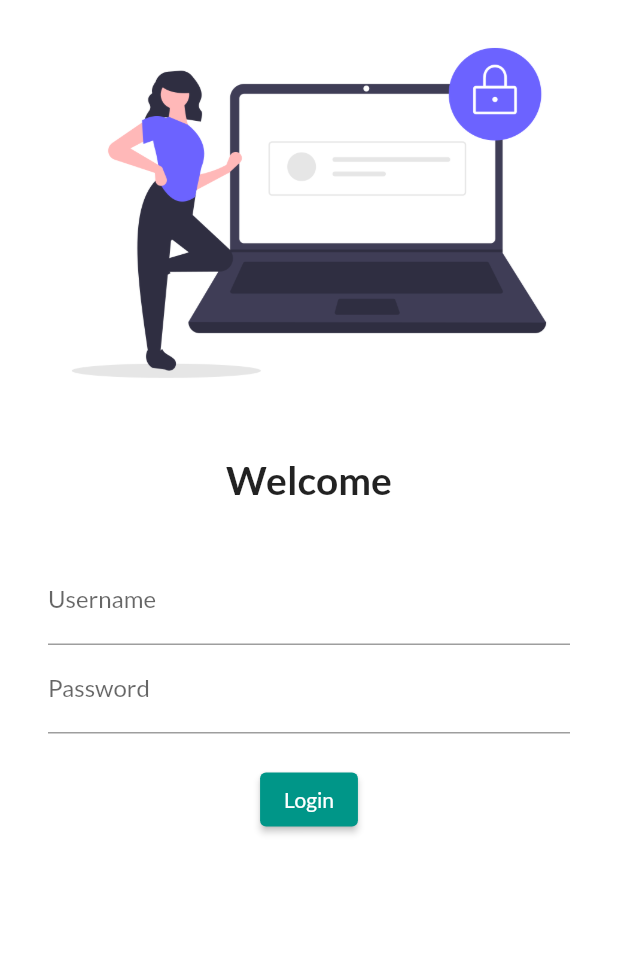
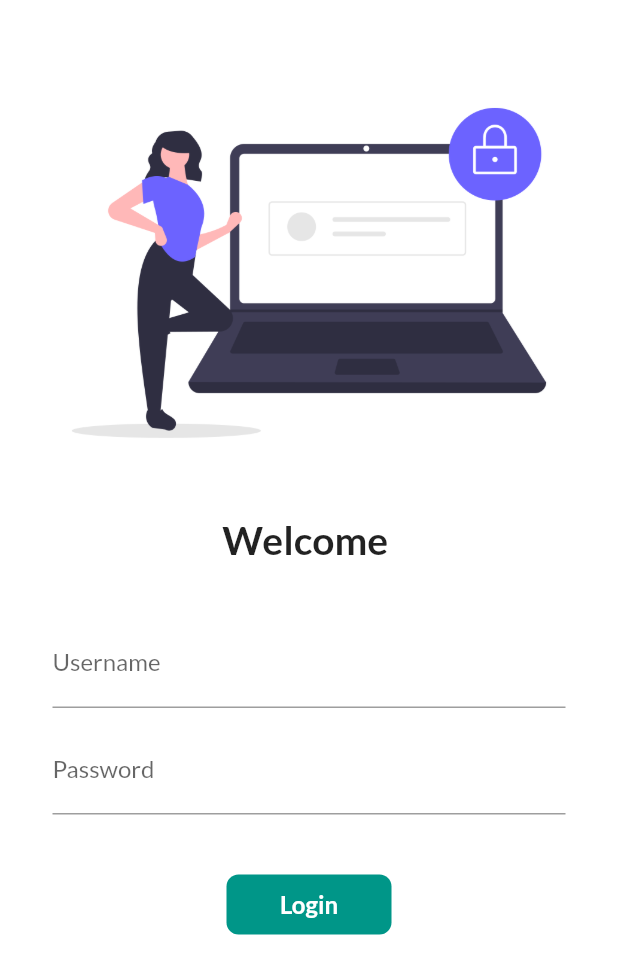
Before and after one commit to Dinesh31946/flutter-tutorial, a Flutter app: the screen it shows after launch, on a phone screen of 412 x 824 dp. Shown: the top 974 px of the screen. Run offline on Flutter 3.47's test engine with Material 2 defaults, Android fonts, the phone set to English and light mode, and no system bars; our stand-ins replace google_fonts.

Commit message:
Day 4 completed

```diff
--- a/lib/main.dart
+++ b/lib/main.dart
@@ -1,5 +1,6 @@
 import 'package:first_app/pages/home_page.dart';
 import 'package:first_app/pages/login_page.dart';
+import 'package:first_app/utils/routes.dart';
 import 'package:flutter/material.dart';
 import 'package:google_fonts/google_fonts.dart';
 
@@ -16,12 +17,13 @@ class myApp extends StatelessWidget {
         primarySwatch: Colors.teal,
         fontFamily: GoogleFonts.lato().fontFamily,
       ),
+      // debugShowCheckedModeBanner: false,
       darkTheme: ThemeData(brightness: Brightness.dark),
       // initialRoute: "/home",
       routes: {
         "/": (context) => LoginPage(),
-        "/home": (context) => HomePage(),
-        "/login": (context) => LoginPage()
+        MyRoutes.homeRoute: (context) => HomePage(),
+        MyRoutes.loginRoute: (context) => LoginPage()
       },
     );
   }
--- a/lib/pages/login_page.dart
+++ b/lib/pages/login_page.dart
@@ -1,12 +1,25 @@
+import 'package:first_app/utils/routes.dart';
 import 'package:flutter/material.dart';
 
-class LoginPage extends StatelessWidget {
+class LoginPage extends StatefulWidget {
+  @override
+  _LoginPageState createState() => _LoginPageState();
+}
+
+class _LoginPageState extends State<LoginPage> {
+  String name = "";
+  bool changeButton = false;
+
   @override
   Widget build(BuildContext context) {
     return Material(
       color: Colors.white,
+      child: SingleChildScrollView(
         child: Column(
           children: [
+            SizedBox(
+              height: 40.00,
+            ),
             Image.asset(
               "assets/images/login_image.png",
               fit: BoxFit.cover,
@@ -15,7 +28,7 @@ class LoginPage extends StatelessWidget {
               height: 20.00,
             ),
             Text(
-            "Welcome",
+              "Welcome $name",
               style: TextStyle(
                 fontSize: 26,
                 fontWeight: FontWeight.bold,
@@ -25,8 +38,8 @@ class LoginPage extends StatelessWidget {
               height: 20.00,
             ),
             Padding(
-            padding:
-                const EdgeInsets.symmetric(vertical: 16.00, horizontal: 32.00),
+              padding: const EdgeInsets.symmetric(
+                  vertical: 18.00, horizontal: 35.00),
               child: Column(
                 children: [
                   TextFormField(
@@ -34,6 +47,14 @@ class LoginPage extends StatelessWidget {
                       hintText: "Enter Username",
                       labelText: "Username",
                     ),
+                    onChanged: (value) {
+                      name = value;
+                      setState(() {});
+                    },
+                  ),
+                  Padding(
+                    padding:
+                        const EdgeInsets.symmetric(vertical: 6, horizontal: 0),
                   ),
                   TextFormField(
                     obscureText: true,
@@ -43,20 +64,52 @@ class LoginPage extends StatelessWidget {
                     ),
                   ),
                   SizedBox(
-                  height: 20.00,
+                    height: 40.00,
                   ),
-                ElevatedButton(
-                  child: Text("Login"),
-                  style: TextButton.styleFrom(primary: Colors.white),
-                  onPressed: () {
-                    print("Hi Dinesh");
+                  InkWell(
+                    onTap: () async {
+                      setState(() {
+                        changeButton = true;
+                      });
+                      await Future.delayed(Duration(seconds: 1));
+                      Navigator.pushNamed(context, MyRoutes.homeRoute);
                     },
+                    child: AnimatedContainer(
+                      duration: Duration(seconds: 1),
+                      width: changeButton ? 40 : 110,
+                      height: 40,
+                      alignment: Alignment.center,
+                      child: changeButton
+                          ? Icon(
+                              Icons.done,
+                              color: Colors.white,
+                            )
+                          : Text("Login",
+                              style: TextStyle(
+                                color: Colors.white,
+                                fontWeight: FontWeight.bold,
+                                fontSize: 16,
+                              )),
+                      decoration: BoxDecoration(
+                          color: Colors.teal,
+                          borderRadius:
+                              BorderRadius.circular(changeButton ? 40 : 8)),
                     ),
+                  ),
+                  // ElevatedButton(
+                  //   child: Text("Login"),
+                  //   style: TextButton.styleFrom(
+                  //       primary: Colors.white, minimumSize: Size(120, 40)),
+                  //   onPressed: () {
+                  //     Navigator.pushNamed(context, MyRoutes.homeRoute);
+                  //   },
+                  // ),
                 ],
               ),
             ),
           ],
         ),
+      ),
     );
   }
 }
--- /dev/null
+++ b/lib/utils/routes.dart
@@ -0,0 +1,4 @@
+class MyRoutes {
+  static String loginRoute = "/login";
+  static String homeRoute = "/home";
+}
--- a/pubspec.yaml
+++ b/pubspec.yaml
@@ -29,6 +29,7 @@ dependencies:
   # Use with the CupertinoIcons class for iOS style icons.
   cupertino_icons: ^1.0.2
   google_fonts: ^2.1.0
+  flutter_icons: ^1.1.0
 
 dev_dependencies:
   flutter_test:
```
Also changed, not shown: pubspec.lock. Lines whose indentation alone changed are shown as unchanged.
